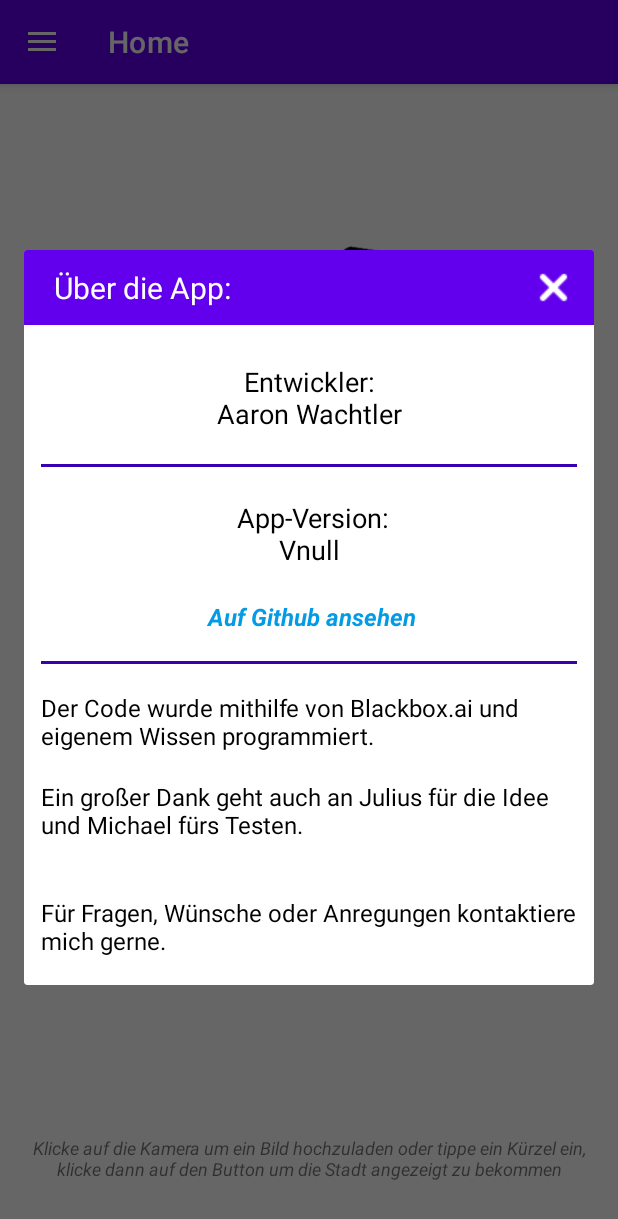
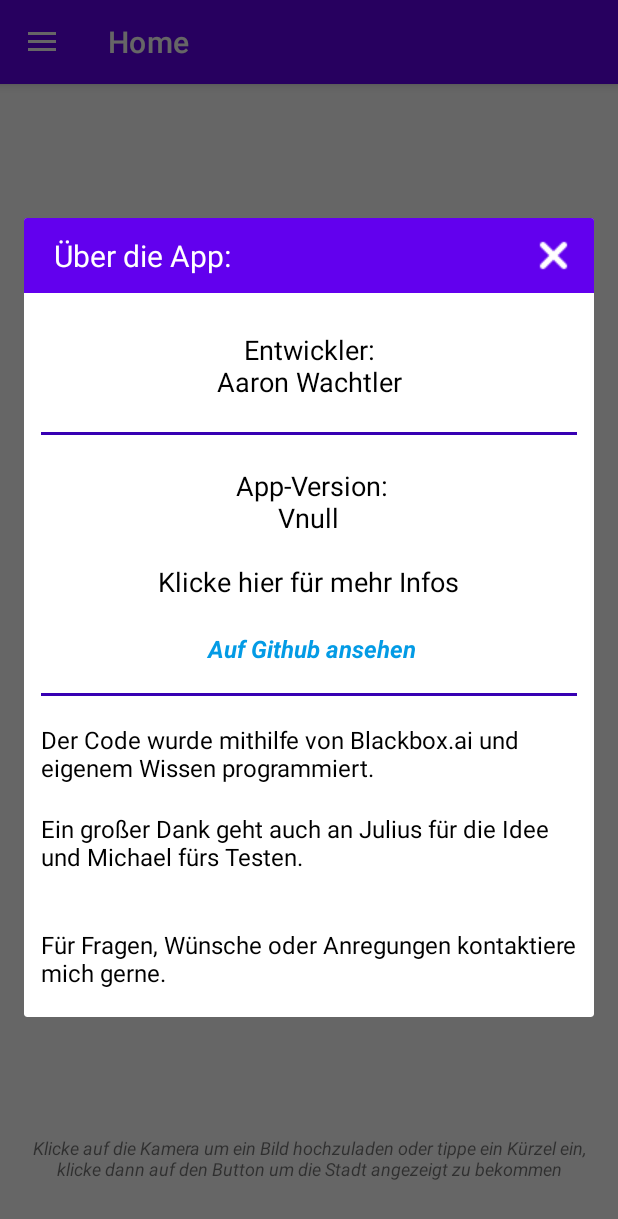
Before and after one commit to Haainz/Kennzeichenerkennung, an Android app: the fragment UeberFragment placed in its activity, on a phone screen of 412 x 824 dp. Shown: the top 1219 px of the screen. Run offline under Robolectric (Android 15) with nearby library versions, the phone set to English and light mode, and no system bars; our stand-ins replace navigation-ui; libraries missing offline, so code that uses them is left out: com.github.dhaval2404.imagepicker, org.apache.commons, org.osmdroid.config, org.osmdroid.tileprovider, org.osmdroid.util and 1 more; plain views replace MapView; pictures from the network do not load; 7 statements that could not run were skipped.

Commit message:
- visual changes of Kennzeichen of the day

```diff
--- a/app/src/main/java/com/example/kennzeichenerkennung/KennzeichenGenerator.java
+++ b/app/src/main/java/com/example/kennzeichenerkennung/KennzeichenGenerator.java
@@ -48,7 +48,7 @@ public class KennzeichenGenerator {
 
         // Text zeichnen
         paint.setColor(Color.BLACK);
-        paint.setTextSize(dpToPx(130)); // Textgröße in dp
+        paint.setTextSize(kennzeichen.OertskuerzelGeben().length()>2 ? dpToPx(120) : dpToPx(130)); // Textgröße in dp
         paint.setStyle(Paint.Style.FILL_AND_STROKE);
         canvas.drawText(kennzeichen.OertskuerzelGeben(), dpToPx(170), dpToPx(145), paint);
 
@@ -78,7 +78,7 @@ public class KennzeichenGenerator {
 
     private float getTextSizeBasedOnLength(String text) {
         if (text.length() > 10) {
-            return text.length()>15 ? text.length()>20 ? text.length()>25 ? dpToPx(14):dpToPx(18) : dpToPx(25) : dpToPx(30);
+            return text.length()>15 ? text.length()>20 ? text.length()>25 ? dpToPx(14):dpToPx(18) : dpToPx(22) : dpToPx(30);
         } else {
             return dpToPx(33);
         }
--- a/app/src/main/java/com/example/kennzeichenerkennung/UeberFragment.java
+++ b/app/src/main/java/com/example/kennzeichenerkennung/UeberFragment.java
@@ -44,7 +44,7 @@ public class UeberFragment extends DialogFragment {
         xBtn.setOnClickListener(v -> dismiss());
 
         TextView versionText = view.findViewById(R.id.versiontext);
-        versionText.setText("\n App-Version:\nV"+getCurrentAppVersion()+"\n");
+        versionText.setText("\n App-Version:\nV"+getCurrentAppVersion()+"\n\nKlicke hier für mehr Infos\n");
         versionText.setOnClickListener(v -> UpdateInfo());
 
         return view;
```
